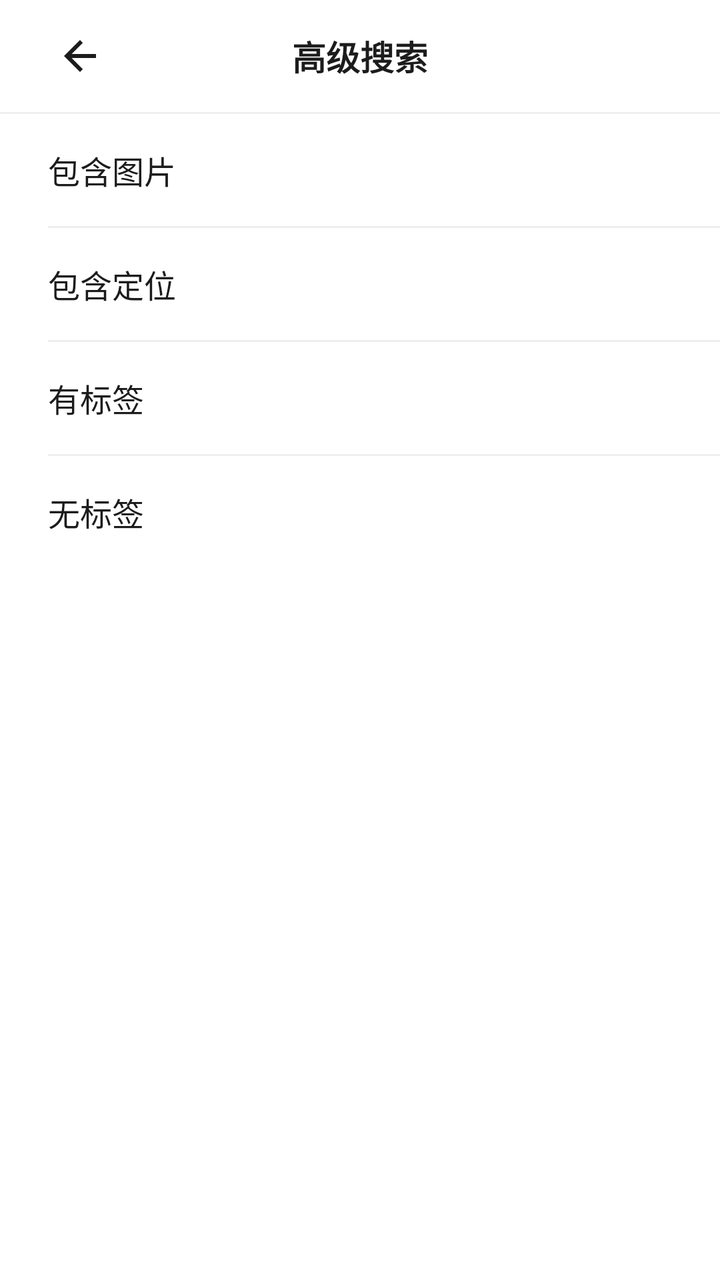
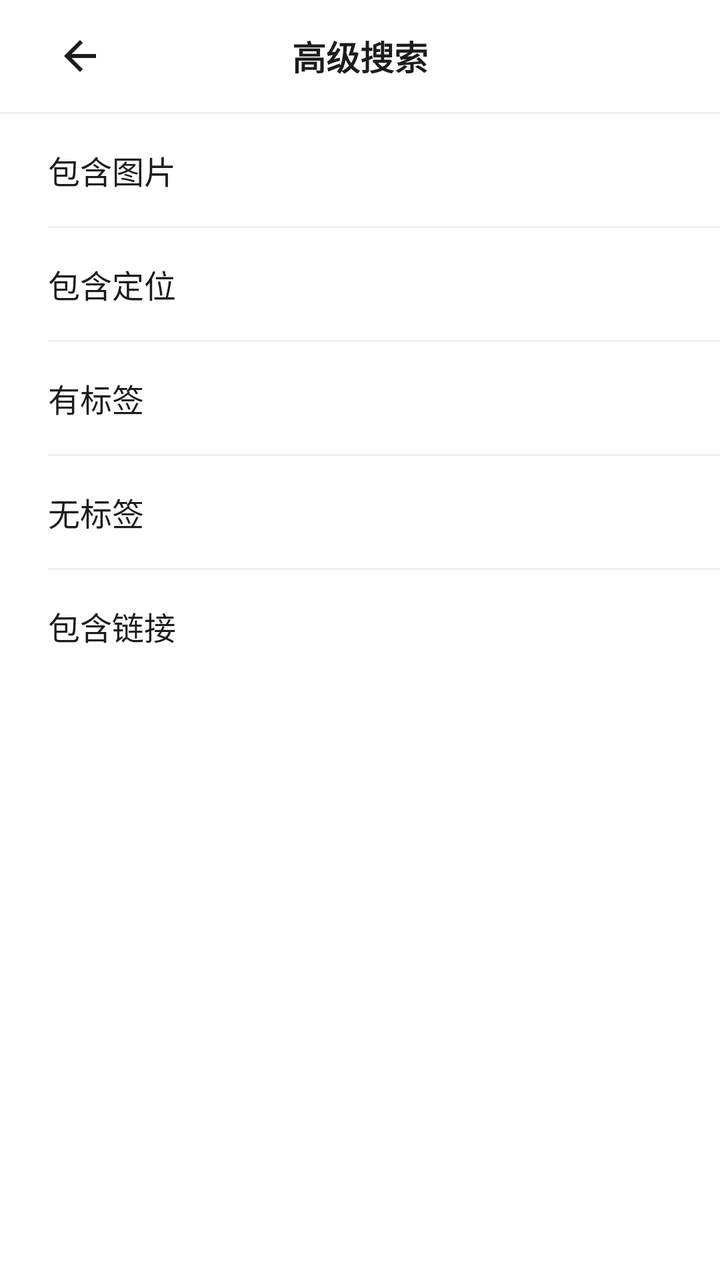

Compare the two renders of this Android layout. The source of the first and the diff that turns it into the second are given below.
<!-- AndroidManifest.xml: application theme Theme.WuDiary -->
<!-- res/layout/activity_search_filter.xml -->
<?xml version="1.0" encoding="utf-8"?>
<LinearLayout xmlns:android="http://schemas.android.com/apk/res/android"
    xmlns:app="http://schemas.android.com/apk/res-auto"
    android:layout_width="match_parent"
    android:layout_height="match_parent"
    android:background="@color/background"
    android:orientation="vertical">

    <FrameLayout
        android:layout_width="match_parent"
        android:layout_height="56dp">

        <ImageButton
            android:id="@+id/btnBack"
            android:layout_width="48dp"
            android:layout_height="48dp"
            android:layout_gravity="start|center_vertical"
            android:layout_marginStart="16dp"
            android:background="?attr/selectableItemBackgroundBorderless"
            android:contentDescription="@string/back"
            android:scaleType="centerInside"
            android:src="@drawable/ic_back"
            app:tint="@color/text_primary" />

        <TextView
            android:layout_width="wrap_content"
            android:layout_height="wrap_content"
            android:layout_gravity="center"
            android:text="@string/advanced_search"
            android:textColor="@color/text_primary"
            android:textSize="17sp"
            android:textStyle="bold" />
    </FrameLayout>

    <View
        android:layout_width="match_parent"
        android:layout_height="1dp"
        android:background="@color/divider" />

    <LinearLayout
        android:id="@+id/rowImage"
        android:layout_width="match_parent"
        android:layout_height="56dp"
        android:background="?attr/selectableItemBackground"
        android:clickable="true"
        android:focusable="true"
        android:gravity="center_vertical"
        android:orientation="horizontal"
        android:paddingStart="24dp"
        android:paddingEnd="24dp">

        <TextView
            android:layout_width="0dp"
            android:layout_height="wrap_content"
            android:layout_weight="1"
            android:text="@string/filter_has_image"
            android:textColor="@color/text_primary"
            android:textSize="16sp" />

        <ImageView
            android:id="@+id/checkImage"
            android:layout_width="20dp"
            android:layout_height="20dp"
            android:importantForAccessibility="no"
            android:src="@drawable/ic_check"
            android:visibility="gone"
            app:tint="@color/text_primary" />
    </LinearLayout>

    <View
        android:layout_width="match_parent"
        android:layout_height="1dp"
        android:layout_marginStart="24dp"
        android:background="@color/divider" />

    <LinearLayout
        android:id="@+id/rowLocation"
        android:layout_width="match_parent"
        android:layout_height="56dp"
        android:background="?attr/selectableItemBackground"
        android:clickable="true"
        android:focusable="true"
        android:gravity="center_vertical"
        android:orientation="horizontal"
        android:paddingStart="24dp"
        android:paddingEnd="24dp">

        <TextView
            android:layout_width="0dp"
            android:layout_height="wrap_content"
            android:layout_weight="1"
            android:text="@string/filter_has_location"
            android:textColor="@color/text_primary"
            android:textSize="16sp" />

        <ImageView
            android:id="@+id/checkLocation"
            android:layout_width="20dp"
            android:layout_height="20dp"
            android:importantForAccessibility="no"
            android:src="@drawable/ic_check"
            android:visibility="gone"
            app:tint="@color/text_primary" />
    </LinearLayout>

    <View
        android:layout_width="match_parent"
        android:layout_height="1dp"
        android:layout_marginStart="24dp"
        android:background="@color/divider" />

    <LinearLayout
        android:id="@+id/rowTag"
        android:layout_width="match_parent"
        android:layout_height="56dp"
        android:background="?attr/selectableItemBackground"
        android:clickable="true"
        android:focusable="true"
        android:gravity="center_vertical"
        android:orientation="horizontal"
        android:paddingStart="24dp"
        android:paddingEnd="24dp">

        <TextView
            android:layout_width="0dp"
            android:layout_height="wrap_content"
            android:layout_weight="1"
            android:text="@string/filter_has_tag"
            android:textColor="@color/text_primary"
            android:textSize="16sp" />

        <ImageView
            android:id="@+id/checkTag"
            android:layout_width="20dp"
            android:layout_height="20dp"
            android:importantForAccessibility="no"
            android:src="@drawable/ic_check"
            android:visibility="gone"
            app:tint="@color/text_primary" />
    </LinearLayout>

    <View
        android:layout_width="match_parent"
        android:layout_height="1dp"
        android:layout_marginStart="24dp"
        android:background="@color/divider" />

    <LinearLayout
        android:id="@+id/rowNoTag"
        android:layout_width="match_parent"
        android:layout_height="56dp"
        android:background="?attr/selectableItemBackground"
        android:clickable="true"
        android:focusable="true"
        android:gravity="center_vertical"
        android:orientation="horizontal"
        android:paddingStart="24dp"
        android:paddingEnd="24dp">

        <TextView
            android:layout_width="0dp"
            android:layout_height="wrap_content"
            android:layout_weight="1"
            android:text="@string/filter_no_tag"
            android:textColor="@color/text_primary"
            android:textSize="16sp" />

        <ImageView
            android:id="@+id/checkNoTag"
            android:layout_width="20dp"
            android:layout_height="20dp"
            android:importantForAccessibility="no"
            android:src="@drawable/ic_check"
            android:visibility="gone"
            app:tint="@color/text_primary" />
    </LinearLayout>

</LinearLayout>
<!-- resources referenced by this layout -->
<resources>
  <color name="background">#FFFFFF</color>
  <color name="divider">#EFEFEF</color>
  <color name="text_primary">#1C1C1C</color>
  <!-- drawable ic_back (drawable) -->
  <?xml version="1.0" encoding="utf-8"?>
  <vector xmlns:android="http://schemas.android.com/apk/res/android"
      android:width="24dp"
      android:height="24dp"
      android:viewportWidth="24"
      android:viewportHeight="24">
      <path
          android:fillColor="#FF000000"
          android:pathData="M20,11H7.83l5.59,-5.59L12,4l-8,8 8,8 1.41,-1.41L7.83,13H20v-2z" />
  </vector>
  <!-- drawable ic_check (drawable) -->
  <?xml version="1.0" encoding="utf-8"?>
  <vector xmlns:android="http://schemas.android.com/apk/res/android"
      android:width="24dp"
      android:height="24dp"
      android:viewportWidth="24"
      android:viewportHeight="24">
      <path
          android:fillColor="#00000000"
          android:pathData="M5,12.5 L9.5,17 L19,7"
          android:strokeColor="#1C1C1C"
          android:strokeLineCap="round"
          android:strokeLineJoin="round"
          android:strokeWidth="2" />
  </vector>
  <string name="advanced_search">高级搜索</string>
  <string name="back">返回</string>
  <string name="filter_has_image">包含图片</string>
  <string name="filter_has_location">包含定位</string>
  <string name="filter_has_tag">有标签</string>
  <string name="filter_no_tag">无标签</string>
  <style name="Theme.WuDiary" parent="Theme.Material3.Light.NoActionBar">
          <item name="colorPrimary">@color/primary</item>
          <item name="colorOnPrimary">@android:color/white</item>
          <item name="colorSurface">@color/surface</item>
          <item name="android:windowBackground">@color/background</item>
          <item name="android:statusBarColor">@color/background</item>
          <item name="android:windowLightStatusBar">true</item>
          <item name="android:navigationBarColor">@color/background</item>
          
          <item name="alertDialogTheme">@style/Theme.WuDiary.Dialog</item>
          <item name="android:alertDialogTheme">@style/Theme.WuDiary.Dialog</item>
      </style>
  <color name="primary">#1C1C1C</color>
  <color name="surface">#FFFFFF</color>
  <style name="Theme.WuDiary.Dialog" parent="Theme.MaterialComponents.Light.Dialog.Alert">
          <item name="android:windowBackground">@drawable/bg_dialog</item>
          <item name="android:backgroundDimAmount">0.3</item>
          <item name="colorPrimary">@color/primary</item>
          <item name="colorOnPrimary">@android:color/white</item>
          <item name="colorSurface">@color/surface</item>
          <item name="android:textColorPrimary">@color/text_primary</item>
          <item name="android:textColorSecondary">@color/text_secondary</item>
      </style>
  <!-- drawable bg_dialog (drawable) -->
  <?xml version="1.0" encoding="utf-8"?>
  <shape xmlns:android="http://schemas.android.com/apk/res/android"
      android:shape="rectangle">
      <solid android:color="@color/surface" />
      <corners android:radius="22dp" />
  </shape>
  <color name="text_secondary">#BDBDBD</color>
</resources>

<!-- the commit's change to res/layout/activity_search_filter.xml (unified diff, before → after) -->
@@ -175,4 +175,40 @@
             app:tint="@color/text_primary" />
     </LinearLayout>
 
+    <View
+        android:layout_width="match_parent"
+        android:layout_height="1dp"
+        android:layout_marginStart="24dp"
+        android:background="@color/divider" />
+
+    <LinearLayout
+        android:id="@+id/rowLink"
+        android:layout_width="match_parent"
+        android:layout_height="56dp"
+        android:background="?attr/selectableItemBackground"
+        android:clickable="true"
+        android:focusable="true"
+        android:gravity="center_vertical"
+        android:orientation="horizontal"
+        android:paddingStart="24dp"
+        android:paddingEnd="24dp">
+
+        <TextView
+            android:layout_width="0dp"
+            android:layout_height="wrap_content"
+            android:layout_weight="1"
+            android:text="@string/filter_has_link"
+            android:textColor="@color/text_primary"
+            android:textSize="16sp" />
+
+        <ImageView
+            android:id="@+id/checkLink"
+            android:layout_width="20dp"
+            android:layout_height="20dp"
+            android:importantForAccessibility="no"
+            android:src="@drawable/ic_check"
+            android:visibility="gone"
+            app:tint="@color/text_primary" />
+    </LinearLayout>
+
 </LinearLayout>
<!-- resource entries referenced after the edit -->
@@ -32,6 +32,7 @@
   <string name="advanced_search">高级搜索</string>
   <string name="back">返回</string>
   <string name="filter_has_image">包含图片</string>
+  <string name="filter_has_link">包含链接</string>
   <string name="filter_has_location">包含定位</string>
   <string name="filter_has_tag">有标签</string>
   <string name="filter_no_tag">无标签</string>
